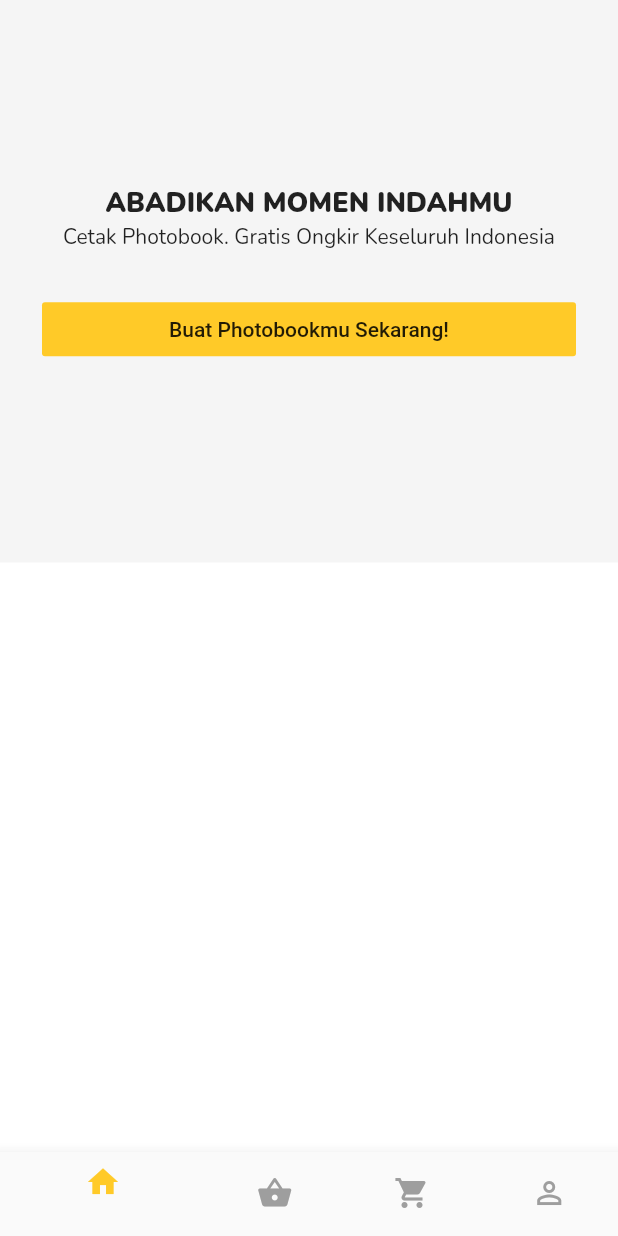
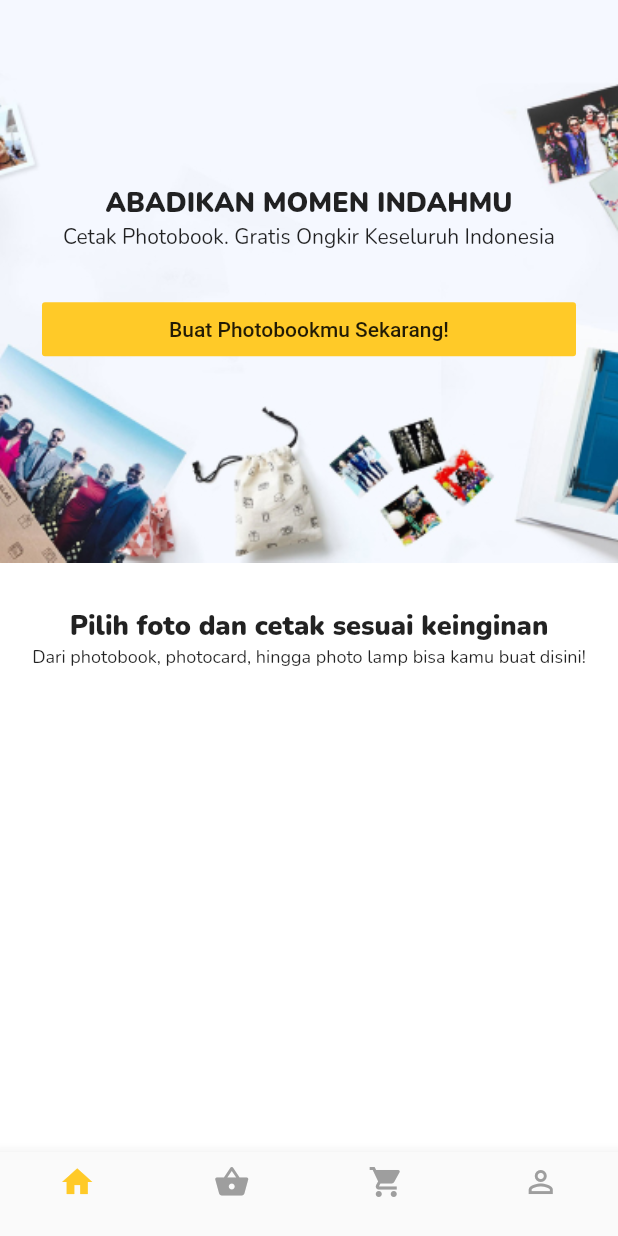
Before and after one commit to threetwotwo/id_photobook_test, a Flutter app: the screen it shows once a user with an empty profile is signed in, on a phone screen of 412 x 824 dp. Run offline on Flutter 3.47's test engine with Material 2 defaults, Android fonts, the phone set to English and light mode, and no system bars; our stand-ins replace cached_network_image, cloud_firestore, firebase_auth, flutter_login, google_fonts; accounts and stored records are empty.

Commit message:
Add firebase for Android

```diff
--- a/lib/constants/styles.dart
+++ b/lib/constants/styles.dart
@@ -12,5 +12,8 @@ class Styles {
 
   static final h14Bold =
       GoogleFonts.nunito().copyWith(fontWeight: FontWeight.bold, fontSize: 14);
+
   static final h14Normal = GoogleFonts.nunito().copyWith(fontSize: 14);
+
+  static final b12Normal = GoogleFonts.nunito().copyWith(fontSize: 12);
 }
--- a/lib/ui/home.dart
+++ b/lib/ui/home.dart
@@ -16,7 +16,7 @@ class _HomeState extends State<Home> {
     return Scaffold(
       backgroundColor: Colors.white,
       bottomNavigationBar: BottomNavigationBar(
-        backgroundColor: Colors.black,
+        type: BottomNavigationBarType.fixed,
         selectedItemColor: AppColors.yellow,
         unselectedItemColor: Colors.grey,
         currentIndex: _tabIndex,
--- a/lib/ui/screens/home_screen.dart
+++ b/lib/ui/screens/home_screen.dart
@@ -9,10 +9,17 @@ class HomeScreen extends StatelessWidget {
     return SafeScaffold(
       child: ListView(
         children: <Widget>[
+          //Header with CTA
           Container(
             padding: const EdgeInsets.symmetric(horizontal: 20),
             height: 375,
-            color: Colors.grey[100],
+            decoration: BoxDecoration(
+              color: Colors.grey[100],
+              image: DecorationImage(
+                image: AssetImage('assets/images/hero1.jpg'),
+                fit: BoxFit.cover,
+              ),
+            ),
             child: Column(
               crossAxisAlignment: CrossAxisAlignment.stretch,
               mainAxisAlignment: MainAxisAlignment.center,
@@ -39,6 +46,18 @@ class HomeScreen extends StatelessWidget {
               ],
             ),
           ),
+          //Categories
+          SizedBox(height: 30),
+          Text(
+            'Pilih foto dan cetak sesuai keinginan',
+            style: Styles.h18ExtraBold,
+            textAlign: TextAlign.center,
+          ),
+          Text(
+            'Dari photobook, photocard, hingga photo lamp bisa kamu buat disini!',
+            style: Styles.b12Normal,
+            textAlign: TextAlign.center,
+          ),
         ],
       ),
     );
--- a/pubspec.yaml
+++ b/pubspec.yaml
@@ -60,8 +60,8 @@ flutter:
   uses-material-design: true
 
   # To add assets to your application, add an assets section, like this:
-  # assets:
-  #   - images/a_dot_burr.jpeg
+  assets:
+    - assets/images/
   #   - images/a_dot_ham.jpeg
 
   # An image asset can refer to one or more resolution-specific "variants", see
```
Also changed, not shown: assets/images/hero1.jpg (added), 3 other files.
